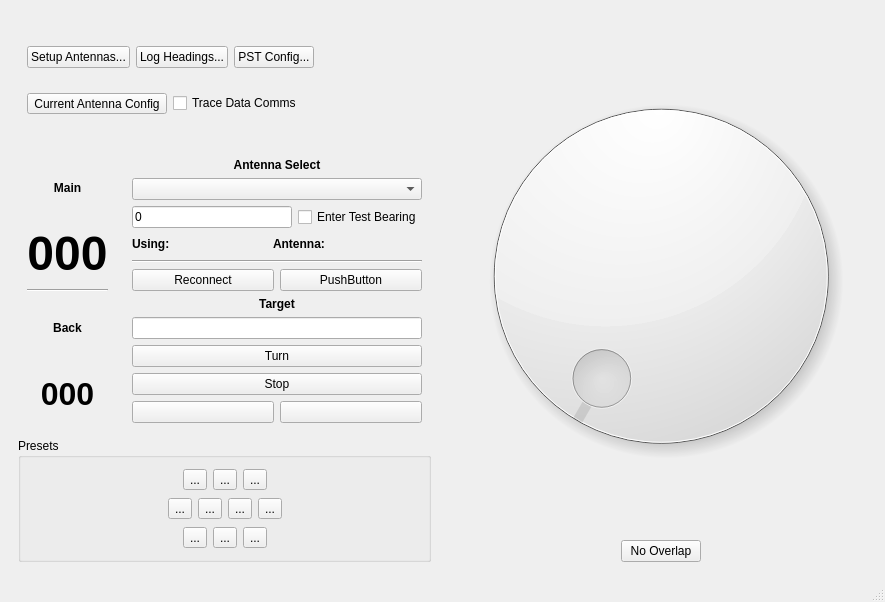
Old version of the form mqt/MqtRotator/rotatormainwindow.ui in the repository Rsclub22/Minos2-Mirror.
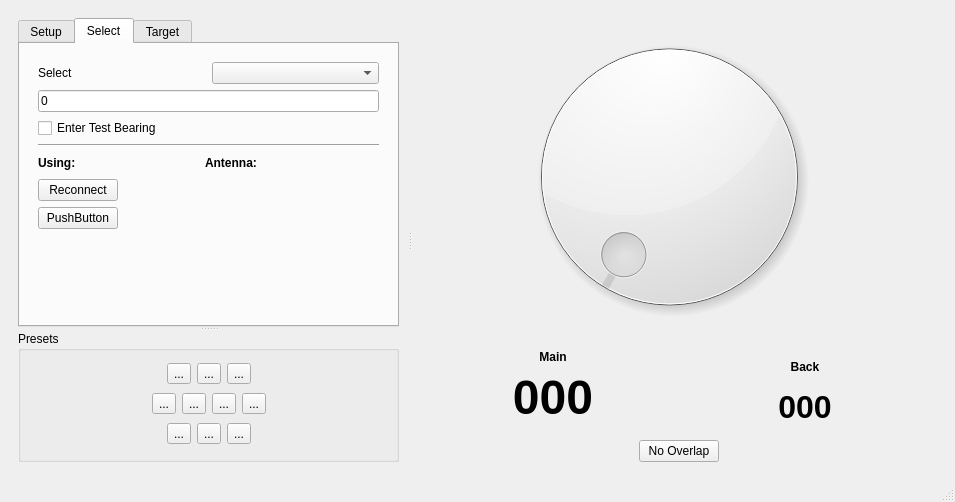
New version of the form. The open tabs and pages were chosen to show the change. Custom widgets are drawn as their Qt base class.

Commit message: Major re-arrangement of the rotator app display

Diff of the .ui file:
```diff
--- a/mqt/MqtRotator/rotatormainwindow.ui
+++ b/mqt/MqtRotator/rotatormainwindow.ui
@@ -9,23 +9,39 @@
    <rect>
     <x>0</x>
     <y>0</y>
-    <width>885</width>
-    <height>602</height>
+    <width>955</width>
+    <height>502</height>
    </rect>
   </property>
   <property name="windowTitle">
    <string>Minos Rotator</string>
   </property>
   <widget class="QWidget" name="centralwidget">
-   <layout class="QHBoxLayout" name="horizontalLayout_10">
+   <layout class="QVBoxLayout" name="verticalLayout_3">
     <item>
+     <widget class="MinosSplitter" name="rotSplitter">
+      <property name="orientation">
+       <enum>Qt::Horizontal</enum>
+      </property>
      <widget class="QFrame" name="antFrame">
-      <layout class="QVBoxLayout" name="verticalLayout_16">
+       <layout class="QVBoxLayout" name="verticalLayout_4">
+        <item>
+         <widget class="MinosSplitter" name="antSplitter">
+          <property name="orientation">
+           <enum>Qt::Vertical</enum>
+          </property>
+          <widget class="QTabWidget" name="rotTabs">
+           <property name="currentIndex">
+            <number>0</number>
+           </property>
+           <widget class="QWidget" name="setupTab">
+            <attribute name="title">
+             <string>Setup</string>
+            </attribute>
+            <layout class="QVBoxLayout" name="verticalLayout_21">
        <item>
         <widget class="QFrame" name="buttonFrame">
-         <layout class="QVBoxLayout" name="verticalLayout_17">
-          <item>
-           <layout class="QHBoxLayout" name="horizontalLayout_12">
+               <layout class="QVBoxLayout" name="verticalLayout_16">
             <item>
              <widget class="QPushButton" name="setupAntennas">
               <property name="text">
@@ -33,13 +49,6 @@
               </property>
              </widget>
             </item>
-            <item>
-             <widget class="QPushButton" name="logHeadings">
-              <property name="text">
-               <string>Log Headings...</string>
-              </property>
-             </widget>
-            </item>
             <item>
              <widget class="QPushButton" name="PSTConfig">
               <property name="text">
@@ -48,23 +57,6 @@
              </widget>
             </item>
             <item>
-             <spacer name="horizontalSpacer_11">
-              <property name="orientation">
-               <enum>Qt::Horizontal</enum>
-              </property>
-              <property name="sizeHint" stdset="0">
-               <size>
-                <width>40</width>
-                <height>20</height>
-               </size>
-              </property>
-             </spacer>
-            </item>
-           </layout>
-          </item>
-          <item>
-           <layout class="QHBoxLayout" name="horizontalLayout_11">
-            <item>
              <widget class="QToolButton" name="aboutRC">
               <property name="toolTip">
                <string>About Rotator Config</string>
@@ -82,124 +74,55 @@
              </widget>
             </item>
             <item>
-             <spacer name="horizontalSpacer_12">
+                 <widget class="QPushButton" name="logHeadings">
+                  <property name="text">
+                   <string>Log Headings...</string>
+                  </property>
+                 </widget>
+                </item>
+                <item>
+                 <spacer name="verticalSpacer">
               <property name="orientation">
-               <enum>Qt::Horizontal</enum>
+                   <enum>Qt::Vertical</enum>
               </property>
               <property name="sizeHint" stdset="0">
                <size>
-                <width>40</width>
-                <height>20</height>
+                    <width>20</width>
+                    <height>40</height>
                </size>
               </property>
              </spacer>
             </item>
            </layout>
-          </item>
-         </layout>
-        </widget>
-       </item>
-       <item>
-        <layout class="QHBoxLayout" name="horizontalLayout_4">
-         <item>
-          <widget class="QFrame" name="bearingFrame">
-           <layout class="QVBoxLayout" name="verticalLayout_4">
-            <item>
-             <widget class="QLabel" name="Main">
-              <property name="font">
-               <font>
-                <bold>true</bold>
-               </font>
-              </property>
-              <property name="text">
-               <string>Main</string>
-              </property>
-              <property name="alignment">
-               <set>Qt::AlignCenter</set>
-              </property>
-             </widget>
-            </item>
-            <item>
-             <widget class="QLabel" name="bearingDisplay">
-              <property name="font">
-               <font>
-                <pointsize>36</pointsize>
-                <bold>true</bold>
-               </font>
-              </property>
-              <property name="text">
-               <string>000</string>
-              </property>
-              <property name="alignment">
-               <set>Qt::AlignCenter</set>
-              </property>
-             </widget>
-            </item>
-            <item>
-             <widget class="Line" name="line_4">
-              <property name="orientation">
-               <enum>Qt::Horizontal</enum>
-              </property>
-             </widget>
-            </item>
-            <item>
-             <widget class="QLabel" name="Back">
-              <property name="font">
-               <font>
-                <bold>true</bold>
-               </font>
-              </property>
-              <property name="text">
-               <string>Back</string>
-              </property>
-              <property name="alignment">
-               <set>Qt::AlignCenter</set>
-              </property>
-             </widget>
-            </item>
-            <item>
-             <widget class="QLabel" name="backBearingDisplay">
-              <property name="font">
-               <font>
-                <pointsize>24</pointsize>
-                <bold>true</bold>
-               </font>
-              </property>
-              <property name="text">
-               <string>000</string>
-              </property>
-              <property name="alignment">
-               <set>Qt::AlignCenter</set>
-              </property>
-             </widget>
-            </item>
-           </layout>
-          </widget>
-         </item>
+              </widget>
+             </item>
+            </layout>
+           </widget>
+           <widget class="QWidget" name="selectTab">
+            <attribute name="title">
+             <string>Select</string>
+            </attribute>
+            <layout class="QVBoxLayout" name="verticalLayout_22">
          <item>
           <widget class="QFrame" name="selFrame">
-           <layout class="QVBoxLayout" name="verticalLayout_2">
-            <item>
-             <widget class="QLabel" name="antennaSelectlbl">
-              <property name="font">
-               <font>
-                <bold>true</bold>
-               </font>
-              </property>
-              <property name="text">
-               <string>Antenna Select</string>
-              </property>
-              <property name="alignment">
-               <set>Qt::AlignCenter</set>
-              </property>
-             </widget>
-            </item>
-            <item>
-             <widget class="QComboBox" name="selectAntennaBox"/>
-            </item>
+               <layout class="QVBoxLayout" name="verticalLayout_19">
             <item>
              <layout class="QHBoxLayout" name="horizontalLayout_9">
               <item>
+                   <widget class="QLabel" name="label">
+                    <property name="text">
+                     <string>Select</string>
+                    </property>
+                   </widget>
+                  </item>
+                  <item>
+                   <widget class="QComboBox" name="selectAntennaBox"/>
+                  </item>
+                 </layout>
+                </item>
+                <item>
+                 <layout class="QVBoxLayout" name="verticalLayout_18">
+                  <item>
                <widget class="QLineEdit" name="testBearing">
                 <property name="text">
                  <string>0</string>
@@ -215,6 +138,13 @@
               </item>
              </layout>
             </item>
+                <item>
+                 <widget class="Line" name="antennaSelectln">
+                  <property name="orientation">
+                   <enum>Qt::Horizontal</enum>
+                  </property>
+                 </widget>
+                </item>
             <item>
              <layout class="QHBoxLayout" name="horizontalLayout_8">
               <item>
@@ -288,13 +218,6 @@
               </item>
              </layout>
             </item>
-            <item>
-             <widget class="Line" name="antennaSelectln">
-              <property name="orientation">
-               <enum>Qt::Horizontal</enum>
-              </property>
-             </widget>
-            </item>
             <item>
              <layout class="QHBoxLayout" name="horizontalLayout_3">
               <item>
@@ -305,26 +228,74 @@
                </widget>
               </item>
               <item>
+                   <spacer name="horizontalSpacer_13">
+                    <property name="orientation">
+                     <enum>Qt::Horizontal</enum>
+                    </property>
+                    <property name="sizeHint" stdset="0">
+                     <size>
+                      <width>40</width>
+                      <height>20</height>
+                     </size>
+                    </property>
+                   </spacer>
+                  </item>
+                 </layout>
+                </item>
+                <item>
+                 <layout class="QHBoxLayout" name="horizontalLayout_11">
+                  <item>
                <widget class="QPushButton" name="testButton">
                 <property name="text">
                  <string>PushButton</string>
                 </property>
                </widget>
               </item>
+                  <item>
+                   <spacer name="horizontalSpacer_14">
+                    <property name="orientation">
+                     <enum>Qt::Horizontal</enum>
+                    </property>
+                    <property name="sizeHint" stdset="0">
+                     <size>
+                      <width>40</width>
+                      <height>20</height>
+                     </size>
+                    </property>
+                   </spacer>
+                  </item>
              </layout>
             </item>
             <item>
-             <widget class="QLabel" name="label_4">
-              <property name="font">
-               <font>
-                <bold>true</bold>
-               </font>
-              </property>
-              <property name="text">
+                 <spacer name="verticalSpacer_2">
+                  <property name="orientation">
+                   <enum>Qt::Vertical</enum>
+                  </property>
+                  <property name="sizeHint" stdset="0">
+                   <size>
+                    <width>20</width>
+                    <height>40</height>
+                   </size>
+                  </property>
+                 </spacer>
+                </item>
+               </layout>
+              </widget>
+             </item>
+            </layout>
+           </widget>
+           <widget class="QWidget" name="targetTab">
+            <attribute name="title">
                <string>Target</string>
-              </property>
-              <property name="alignment">
-               <set>Qt::AlignCenter</set>
+            </attribute>
+            <layout class="QVBoxLayout" name="verticalLayout_20">
+             <item>
+              <widget class="QFrame" name="targetFrame">
+               <layout class="QVBoxLayout" name="verticalLayout_2">
+                <item>
+                 <widget class="QLabel" name="label_2">
+                  <property name="text">
+                   <string>Turn to</string>
               </property>
              </widget>
             </item>
@@ -339,12 +310,27 @@
              </widget>
             </item>
             <item>
+                 <layout class="QHBoxLayout" name="horizontalLayout_12">
+                  <item>
              <widget class="QPushButton" name="turnButton">
               <property name="text">
                <string>Turn</string>
               </property>
              </widget>
             </item>
+                  <item>
+                   <spacer name="horizontalSpacer_11">
+                    <property name="orientation">
+                     <enum>Qt::Horizontal</enum>
+                    </property>
+                    <property name="sizeHint" stdset="0">
+                     <size>
+                      <width>40</width>
+                      <height>20</height>
+                     </size>
+                    </property>
+                   </spacer>
+                  </item>
             <item>
              <widget class="QPushButton" name="stopButton">
               <property name="text">
@@ -352,6 +338,8 @@
               </property>
              </widget>
             </item>
+                 </layout>
+                </item>
             <item>
              <layout class="QHBoxLayout" name="horizontalLayout">
               <item>
@@ -367,6 +355,19 @@
                 </property>
                </widget>
               </item>
+                  <item>
+                   <spacer name="horizontalSpacer_12">
+                    <property name="orientation">
+                     <enum>Qt::Horizontal</enum>
+                    </property>
+                    <property name="sizeHint" stdset="0">
+                     <size>
+                      <width>40</width>
+                      <height>20</height>
+                     </size>
+                    </property>
+                   </spacer>
+                  </item>
               <item>
                <widget class="QPushButton" name="rot_right_button">
                 <property name="text">
@@ -382,9 +383,22 @@
            </layout>
           </widget>
          </item>
-        </layout>
-       </item>
        <item>
+              <spacer name="verticalSpacer_3">
+               <property name="orientation">
+                <enum>Qt::Vertical</enum>
+               </property>
+               <property name="sizeHint" stdset="0">
+                <size>
+                 <width>20</width>
+                 <height>40</height>
+                </size>
+               </property>
+              </spacer>
+             </item>
+            </layout>
+           </widget>
+          </widget>
         <widget class="QGroupBox" name="groupBox">
          <property name="title">
           <string>Presets</string>
@@ -591,13 +605,14 @@
           </item>
          </layout>
         </widget>
+         </widget>
        </item>
       </layout>
      </widget>
-    </item>
+      <widget class="QFrame" name="dialFrame">
+       <layout class="QVBoxLayout" name="verticalLayout">
     <item>
-     <widget class="QFrame" name="dialFramw">
-      <layout class="QVBoxLayout" name="verticalLayout_3">
+         <layout class="QHBoxLayout" name="horizontalLayout_2">
        <item>
         <widget class="MinosCompass" name="compassDial">
          <property name="sizePolicy">
@@ -609,7 +624,98 @@
         </widget>
        </item>
        <item>
-        <layout class="QHBoxLayout" name="horizontalLayout_2">
+           <spacer name="verticalSpacer_6">
+            <property name="orientation">
+             <enum>Qt::Vertical</enum>
+            </property>
+            <property name="sizeHint" stdset="0">
+             <size>
+              <width>20</width>
+              <height>40</height>
+             </size>
+            </property>
+           </spacer>
+          </item>
+         </layout>
+        </item>
+        <item>
+         <widget class="QFrame" name="bearingFrame">
+          <layout class="QHBoxLayout" name="horizontalLayout_13">
+           <item>
+            <layout class="QVBoxLayout" name="verticalLayout_23">
+             <item>
+              <widget class="QLabel" name="Main">
+               <property name="font">
+                <font>
+                 <bold>true</bold>
+                </font>
+               </property>
+               <property name="text">
+                <string>Main</string>
+               </property>
+               <property name="alignment">
+                <set>Qt::AlignCenter</set>
+               </property>
+              </widget>
+             </item>
+             <item>
+              <widget class="QLabel" name="bearingDisplay">
+               <property name="font">
+                <font>
+                 <pointsize>36</pointsize>
+                 <bold>true</bold>
+                </font>
+               </property>
+               <property name="text">
+                <string>000</string>
+               </property>
+               <property name="alignment">
+                <set>Qt::AlignCenter</set>
+               </property>
+              </widget>
+             </item>
+            </layout>
+           </item>
+           <item>
+            <layout class="QVBoxLayout" name="verticalLayout_24">
+             <item>
+              <widget class="QLabel" name="Back">
+               <property name="font">
+                <font>
+                 <bold>true</bold>
+                </font>
+               </property>
+               <property name="text">
+                <string>Back</string>
+               </property>
+               <property name="alignment">
+                <set>Qt::AlignCenter</set>
+               </property>
+              </widget>
+             </item>
+             <item>
+              <widget class="QLabel" name="backBearingDisplay">
+               <property name="font">
+                <font>
+                 <pointsize>24</pointsize>
+                 <bold>true</bold>
+                </font>
+               </property>
+               <property name="text">
+                <string>000</string>
+               </property>
+               <property name="alignment">
+                <set>Qt::AlignCenter</set>
+               </property>
+              </widget>
+             </item>
+            </layout>
+           </item>
+          </layout>
+         </widget>
+        </item>
+        <item>
+         <layout class="QHBoxLayout" name="horizontalLayout_4">
          <item>
           <spacer name="horizontalSpacer">
            <property name="orientation">
@@ -617,14 +723,12 @@
            </property>
            <property name="sizeHint" stdset="0">
             <size>
-             <width>40</width>
+              <width>98</width>
              <height>20</height>
             </size>
            </property>
           </spacer>
          </item>
-         <item>
-          <layout class="QVBoxLayout" name="verticalLayout">
            <item>
             <widget class="QPushButton" name="overlapIndicator">
              <property name="enabled">
@@ -641,8 +745,6 @@
              </property>
             </widget>
            </item>
-          </layout>
-         </item>
          <item>
           <spacer name="horizontalSpacer_2">
            <property name="orientation">
@@ -650,7 +752,7 @@
            </property>
            <property name="sizeHint" stdset="0">
             <size>
-             <width>40</width>
+              <width>158</width>
              <height>20</height>
             </size>
            </property>
@@ -659,6 +761,7 @@
         </layout>
        </item>
       </layout>
+      </widget>
      </widget>
     </item>
    </layout>
@@ -676,6 +779,12 @@
    <extends>QLineEdit</extends>
    <header location="global">bearinglineedit.h</header>
   </customwidget>
+  <customwidget>
+   <class>MinosSplitter</class>
+   <extends>QSplitter</extends>
+   <header>minossplitter.h</header>
+   <container>1</container>
+  </customwidget>
  </customwidgets>
  <resources/>
  <connections/>
```
Lines whose indentation alone changed are shown as unchanged. The commit also changes 2 other files.
